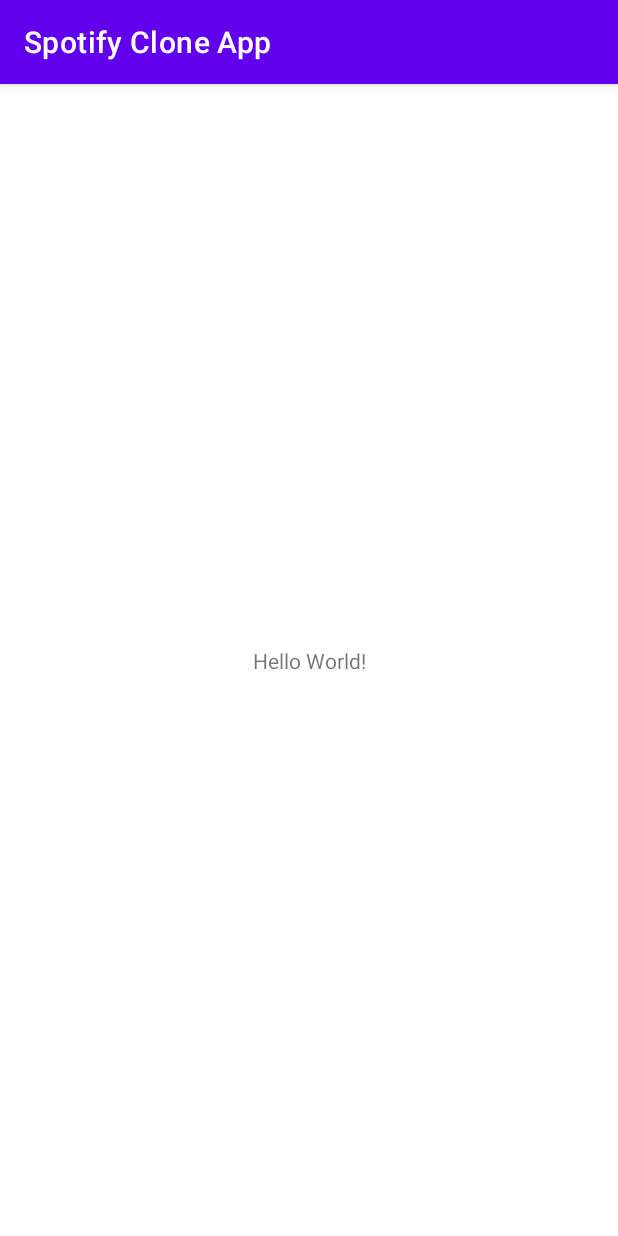
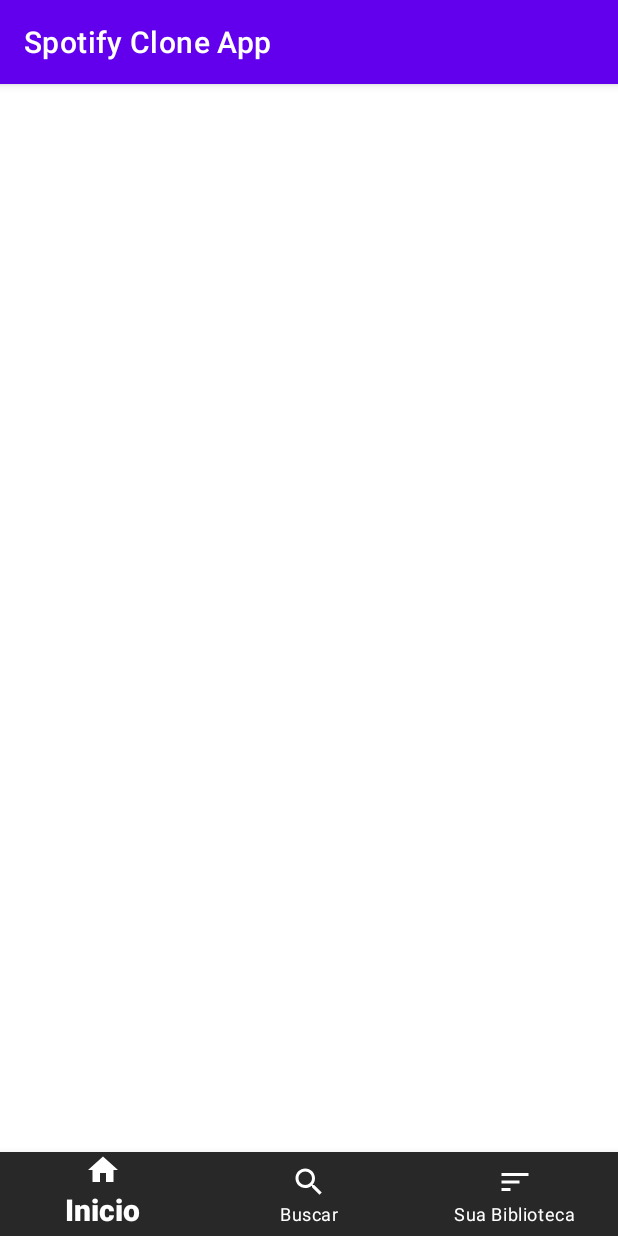
Before and after one commit to GuerraAna/app-spotify-clone-udemy, an Android app: the screen it shows after launch (MainActivity), on a phone screen of 412 x 824 dp. Run offline under Robolectric (Android 15) with nearby library versions, the phone set to English and light mode, and no system bars.

Commit message:
Bottom Navigation

```diff
--- a/app/build.gradle
+++ b/app/build.gradle
@@ -30,6 +30,9 @@ android {
     kotlinOptions {
         jvmTarget = '1.8'
     }
+    buildFeatures {
+        viewBinding true
+    }
 }
 
 dependencies {
@@ -39,7 +42,9 @@ dependencies {
     implementation 'androidx.appcompat:appcompat:1.3.0'
     implementation 'com.google.android.material:material:1.3.0'
     implementation 'androidx.constraintlayout:constraintlayout:2.0.4'
-    testImplementation 'junit:junit:4.+'
+    testImplementation 'junit:junit:4.13.2'
     androidTestImplementation 'androidx.test.ext:junit:1.1.2'
     androidTestImplementation 'androidx.test.espresso:espresso-core:3.3.0'
+    //Materia Design
+    implementation "androidx.cardview:cardview:1.0.0"
 }
--- /dev/null
+++ b/app/src/main/res/drawable/ic_baseline_home_24.xml
@@ -0,0 +1,5 @@
+<vector android:height="24dp" android:tint="#FFFFFF"
+    android:viewportHeight="24" android:viewportWidth="24"
+    android:width="24dp" xmlns:android="http://schemas.android.com/apk/res/android">
+    <path android:fillColor="@android:color/white" android:pathData="M10,20v-6h4v6h5v-8h3L12,3 2,12h3v8z"/>
+</vector>
--- /dev/null
+++ b/app/src/main/res/drawable/ic_baseline_search_24.xml
@@ -0,0 +1,5 @@
+<vector android:height="24dp" android:tint="#FFFFFF"
+    android:viewportHeight="24" android:viewportWidth="24"
+    android:width="24dp" xmlns:android="http://schemas.android.com/apk/res/android">
+    <path android:fillColor="@android:color/white" android:pathData="M15.5,14h-0.79l-0.28,-0.27C15.41,12.59 16,11.11 16,9.5 16,5.91 13.09,3 9.5,3S3,5.91 3,9.5 5.91,16 9.5,16c1.61,0 3.09,-0.59 4.23,-1.57l0.27,0.28v0.79l5,4.99L20.49,19l-4.99,-5zM9.5,14C7.01,14 5,11.99 5,9.5S7.01,5 9.5,5 14,7.01 14,9.5 11.99,14 9.5,14z"/>
+</vector>
--- /dev/null
+++ b/app/src/main/res/drawable/ic_baseline_sort_24.xml
@@ -0,0 +1,5 @@
+<vector android:height="24dp" android:tint="#FFFFFF"
+    android:viewportHeight="24" android:viewportWidth="24"
+    android:width="24dp" xmlns:android="http://schemas.android.com/apk/res/android">
+    <path android:fillColor="@android:color/white" android:pathData="M3,18h6v-2L3,16v2zM3,6v2h18L21,6L3,6zM3,13h12v-2L3,11v2z"/>
+</vector>
--- a/app/src/main/res/layout/activity_main.xml
+++ b/app/src/main/res/layout/activity_main.xml
@@ -1,18 +1,29 @@
 <?xml version="1.0" encoding="utf-8"?>
-<androidx.constraintlayout.widget.ConstraintLayout xmlns:android="http://schemas.android.com/apk/res/android"
+<LinearLayout
+    xmlns:android="http://schemas.android.com/apk/res/android"
     xmlns:app="http://schemas.android.com/apk/res-auto"
     xmlns:tools="http://schemas.android.com/tools"
+    android:id="@+id/linear_layout"
     android:layout_width="match_parent"
     android:layout_height="match_parent"
+    android:orientation="vertical"
     tools:context=".MainActivity">
 
-    <TextView
-        android:layout_width="wrap_content"
+    <FrameLayout
+        android:id="@+id/frame_layout"
+        android:layout_width="match_parent"
+        android:layout_height="0dp"
+        android:layout_weight="1">
+    </FrameLayout>
+
+    <com.google.android.material.bottomnavigation.BottomNavigationView
+        android:id="@+id/bottom_toolbar"
+        android:layout_width="match_parent"
         android:layout_height="wrap_content"
-        android:text="Hello World!"
-        app:layout_constraintBottom_toBottomOf="parent"
-        app:layout_constraintLeft_toLeftOf="parent"
-        app:layout_constraintRight_toRightOf="parent"
-        app:layout_constraintTop_toTopOf="parent" />
+        android:background="@color/dark_gray"
+        app:menu="@menu/menu"
+        app:itemIconTint="@android:color/white"
+        app:itemTextColor="@android:color/white"
+        app:itemTextAppearanceActive="@style/TextAppearance.AppCompat.Light.SearchResult.Title"/>
 
-</androidx.constraintlayout.widget.ConstraintLayout>
+</LinearLayout>
--- /dev/null
+++ b/app/src/main/res/menu/menu.xml
@@ -0,0 +1,18 @@
+<?xml version="1.0" encoding="utf-8"?>
+<menu xmlns:android="http://schemas.android.com/apk/res/android">
+    <item
+        android:id="@+id/menu_inicio"
+        android:icon="@drawable/ic_baseline_home_24"
+        android:title="@string/menu_inicio"/>
+
+    <item
+        android:id="@+id/menu_buscar"
+        android:icon="@drawable/ic_baseline_search_24"
+        android:title="@string/menu_buscar"/>
+
+    <item
+        android:id="@+id/menu_sua_biblioteca"
+        android:icon="@drawable/ic_baseline_sort_24"
+        android:title="@string/menu_sua_biblioteca"/>
+
+</menu>
--- a/app/src/main/res/values/colors.xml
+++ b/app/src/main/res/values/colors.xml
@@ -7,4 +7,6 @@
     <color name="teal_700">#FF018786</color>
     <color name="black">#FF000000</color>
     <color name="white">#FFFFFFFF</color>
+    <!--New Colors-->
+    <color name="dark_gray">#282828</color>
 </resources>
--- a/app/src/main/res/values/strings.xml
+++ b/app/src/main/res/values/strings.xml
@@ -1,3 +1,6 @@
 <resources>
     <string name="app_name">Spotify Clone App</string>
+    <string name="menu_inicio">Inicio</string>
+    <string name="menu_buscar">Buscar</string>
+    <string name="menu_sua_biblioteca">Sua Biblioteca</string>
 </resources>
```
